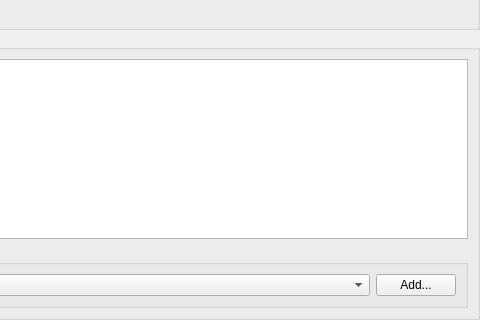
Above: python/plugins/processing/algs/qgis/ui/ExpressionWidget.ui from carsmie/QGIS before the change; both pictures show x 397 to 877 and y 173 to 493 of the 877 by 493 pixel window. Below: the same form after it.
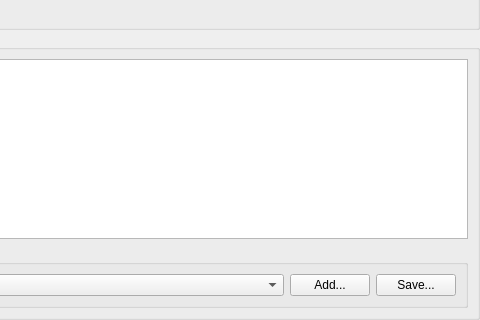
That is the form after the change.

Commit message: [processing] allow saving custom predefined expressions

```diff
--- a/python/plugins/processing/algs/qgis/ui/ExpressionWidget.ui
+++ b/python/plugins/processing/algs/qgis/ui/ExpressionWidget.ui
@@ -381,6 +381,19 @@
            </property>
           </widget>
          </item>
+         <item>
+          <widget class="QPushButton" name="buttonSavePredefined">
+           <property name="sizePolicy">
+            <sizepolicy hsizetype="Fixed" vsizetype="Fixed">
+             <horstretch>0</horstretch>
+             <verstretch>0</verstretch>
+            </sizepolicy>
+           </property>
+           <property name="text">
+            <string>Save...</string>
+           </property>
+          </widget>
+         </item>
         </layout>
         <zorder>buttonAddPredefined</zorder>
         <zorder>buttonAddPredefined</zorder>
```
Left out of the diff: 2 changed lines with no effect on the pictures. The commit also changes 3 other files.
